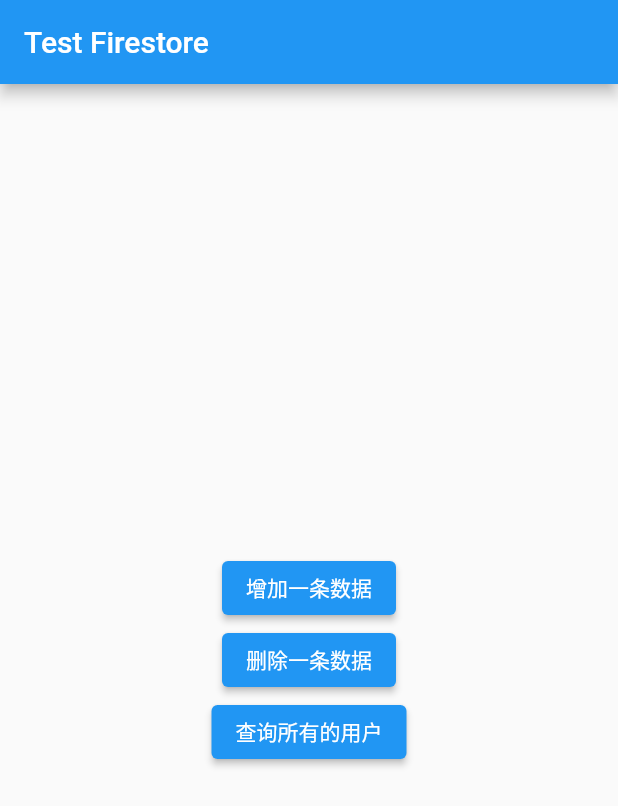
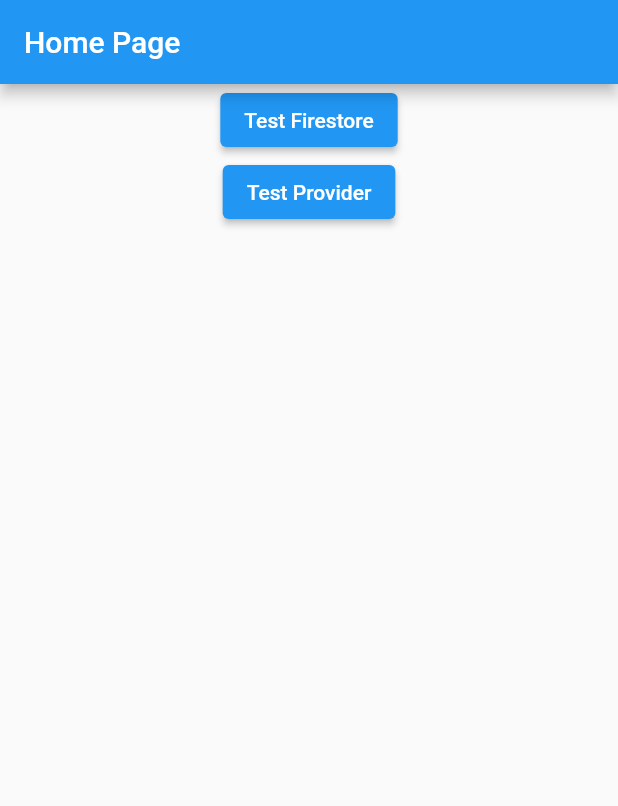
Before and after one commit to Void1315/asahi-todo, a Flutter app: the screen it shows after launch, on a phone screen of 412 x 824 dp. Shown: the top 806 px of the screen. Run offline on Flutter 3.47's test engine with Material 2 defaults, Android fonts, the phone set to English and light mode, and no system bars; our stand-ins replace cloud_firestore, firebase_analytics, firebase_core, firebase_crashlytics, get_it, go_router and 2 more; accounts and stored records are empty; generated files the repository leaves out were written again.

Commit message:
feat: 搞了一下provider

```diff
--- a/lib/app/screens/firestore_screen.dart
+++ b/lib/app/pages/firestore/firestore_page.dart
@@ -3,9 +3,10 @@
 import 'package:asahi_todo/di/di.dart';
 import 'package:cloud_firestore/cloud_firestore.dart';
 import 'package:flutter/material.dart';
+import 'package:go_router/go_router.dart';
 
-class FirestoreScreen extends StatelessWidget {
-  const FirestoreScreen({Key? key}) : super(key: key);
+class FirestorePage extends StatelessWidget {
+  const FirestorePage({Key? key}) : super(key: key);
 
   void queryUsers() async {
     await inject<FirebaseFirestore>().collection("users").get().then((event) {
@@ -21,8 +22,7 @@
     String name = "name${DateTime.now().millisecondsSinceEpoch}";
     int age = DateTime.now().millisecondsSinceEpoch % 100;
     User user = User(name: name, age: age);
-    await inject<FirebaseFirestore>()
-        .collection("users").add(user.toJson());
+    await inject<FirebaseFirestore>().collection("users").add(user.toJson());
   }
 
   // 删除最后一条User数据
@@ -46,7 +46,16 @@
   @override
   Widget build(BuildContext context) {
     return Scaffold(
-      appBar: AppBar(title: const Text("Test Firestore")),
+      appBar: AppBar(
+        title: const Text("Test Firestore"),
+        // 带一个返回按钮
+        leading: IconButton(
+          icon: const Icon(Icons.arrow_back),
+          onPressed: () {
+            context.pop(true);
+          },
+        ),
+      ),
       body: Center(
           child: Column(
         mainAxisAlignment: MainAxisAlignment.center,
--- /dev/null
+++ b/lib/app/pages/home/home_page.dart
@@ -0,0 +1,33 @@
+import 'package:flutter/material.dart';
+import 'package:go_router/go_router.dart';
+
+class HomePage extends StatelessWidget {
+  const HomePage({Key? key}) : super(key: key);
+
+  @override
+  Widget build(BuildContext context) {
+    return Scaffold(
+      appBar: AppBar(
+        title: const Text("Home Page"),
+      ),
+      body: Center(
+        child: Column(
+          children: [
+            ElevatedButton(
+              onPressed: () {
+                context.push("/firestore");
+              },
+              child: const Text("Test Firestore"),
+            ),
+            ElevatedButton(
+              onPressed: () {
+                context.push("/provider");
+              },
+              child: const Text("Test Provider"),
+            ),
+          ],
+        ),
+      ),
+    );
+  }
+}
--- a/lib/app/routes/app_router.dart
+++ b/lib/app/routes/app_router.dart
@@ -1,4 +1,7 @@
-import 'package:asahi_todo/app/screens/firestore_screen.dart';
+import 'package:asahi_todo/app/pages/firestore/firestore_page.dart';
+import 'package:asahi_todo/app/pages/home/home_page.dart';
+import 'package:asahi_todo/app/pages/provider/provider_page.dart';
+
 import 'package:go_router/go_router.dart';
 
 // GoRouter configuration
@@ -6,7 +9,11 @@
   routes: [
     GoRoute(
       path: '/',
-      builder: (context, state) => const FirestoreScreen(),
+      builder: (context, state) => const HomePage(),
     ),
+    GoRoute(
+        path: "/firestore", builder: (context, state) => const FirestorePage()),
+    GoRoute(
+        path: "/provider", builder: (context, state) => const ProviderPage()),
   ],
 );
```
Also changed, not shown: lib/app/pages/provider/provider_page.dart (added, +105 -0 lines), lib/app/state/home_state.dart (added, +11 -0 lines).
